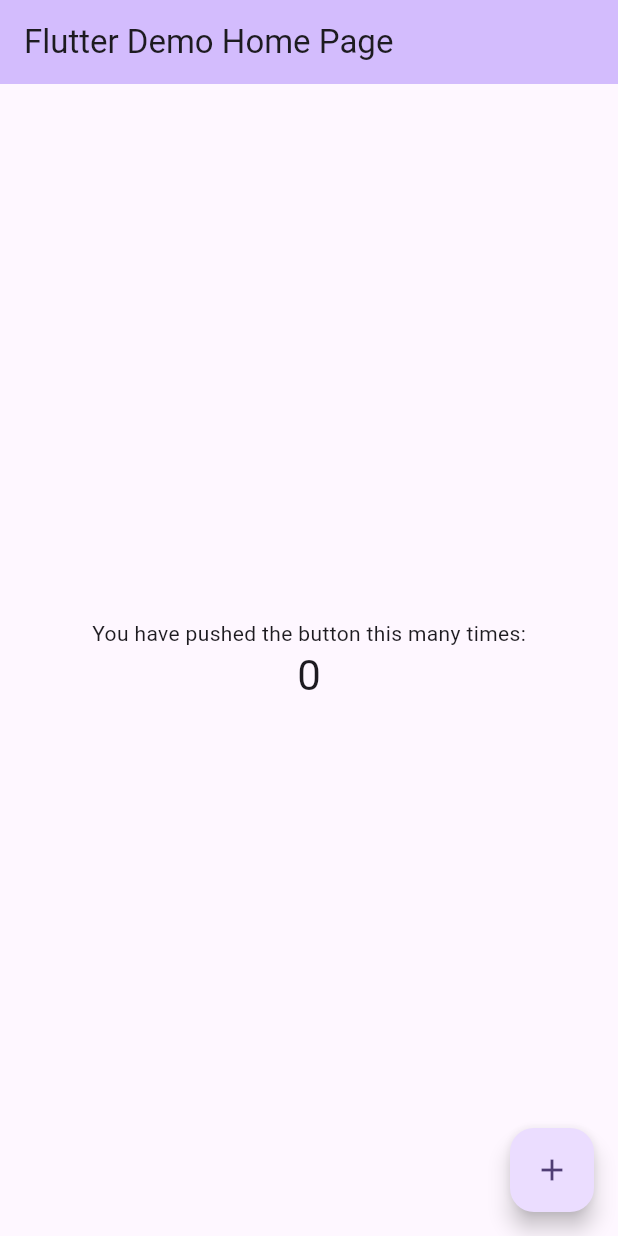
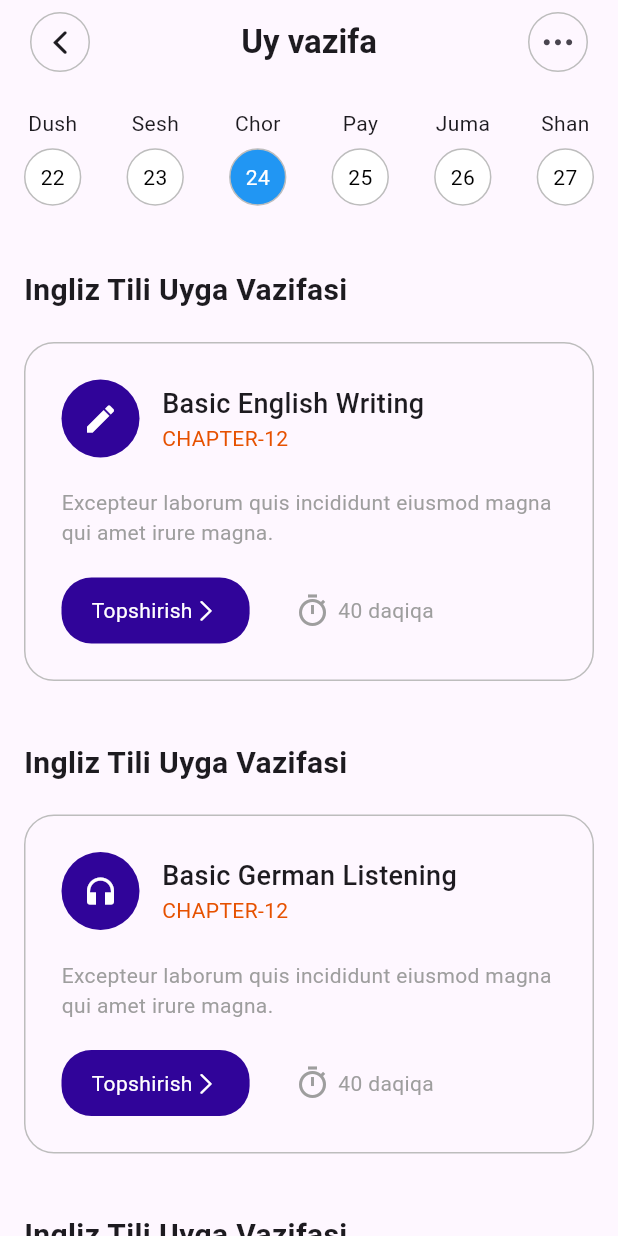
Before and after one commit to AkmaljonAbdirakhimov/course_app, a Flutter app: the screen it shows after launch, on a phone screen of 412 x 824 dp. Run offline on Flutter 3.47's test engine with Material 3 defaults, Android fonts, the phone set to English and light mode, and no system bars.

Commit message:
first commit

```diff
--- a/my_course_app/lib/main.dart
+++ b/my_course_app/lib/main.dart
@@ -1,125 +1,17 @@
 import 'package:flutter/material.dart';
 
-void main() {
-  runApp(const MyApp());
+import 'package:my_course_app/screens/homework_screen.dart';
+
+void main(List<String> args) {
+  runApp(CourseApp());
 }
 
-class MyApp extends StatelessWidget {
-  const MyApp({super.key});
-
-  // This widget is the root of your application.
+class CourseApp extends StatelessWidget {
   @override
   Widget build(BuildContext context) {
     return MaterialApp(
-      title: 'Flutter Demo',
-      theme: ThemeData(
-        // This is the theme of your application.
-        //
-        // TRY THIS: Try running your application with "flutter run". You'll see
-        // the application has a purple toolbar. Then, without quitting the app,
-        // try changing the seedColor in the colorScheme below to Colors.green
-        // and then invoke "hot reload" (save your changes or press the "hot
-        // reload" button in a Flutter-supported IDE, or press "r" if you used
-        // the command line to start the app).
-        //
-        // Notice that the counter didn't reset back to zero; the application
-        // state is not lost during the reload. To reset the state, use hot
-        // restart instead.
-        //
-        // This works for code too, not just values: Most code changes can be
-        // tested with just a hot reload.
-        colorScheme: ColorScheme.fromSeed(seedColor: Colors.deepPurple),
-        useMaterial3: true,
-      ),
-      home: const MyHomePage(title: 'Flutter Demo Home Page'),
+      debugShowCheckedModeBanner: false,
+      home: HomeWorkScreen(),
     );
   }
 }
-
-class MyHomePage extends StatefulWidget {
-  const MyHomePage({super.key, required this.title});
-
-  // This widget is the home page of your application. It is stateful, meaning
-  // that it has a State object (defined below) that contains fields that affect
-  // how it looks.
-
-  // This class is the configuration for the state. It holds the values (in this
-  // case the title) provided by the parent (in this case the App widget) and
-  // used by the build method of the State. Fields in a Widget subclass are
-  // always marked "final".
-
-  final String title;
-
-  @override
-  State<MyHomePage> createState() => _MyHomePageState();
-}
-
-class _MyHomePageState extends State<MyHomePage> {
-  int _counter = 0;
-
-  void _incrementCounter() {
-    setState(() {
-      // This call to setState tells the Flutter framework that something has
-      // changed in this State, which causes it to rerun the build method below
-      // so that the display can reflect the updated values. If we changed
-      // _counter without calling setState(), then the build method would not be
-      // called again, and so nothing would appear to happen.
-      _counter++;
-    });
-  }
-
-  @override
-  Widget build(BuildContext context) {
-    // This method is rerun every time setState is called, for instance as done
-    // by the _incrementCounter method above.
-    //
-    // The Flutter framework has been optimized to make rerunning build methods
-    // fast, so that you can just rebuild anything that needs updating rather
-    // than having to individually change instances of widgets.
-    return Scaffold(
-      appBar: AppBar(
-        // TRY THIS: Try changing the color here to a specific color (to
-        // Colors.amber, perhaps?) and trigger a hot reload to see the AppBar
-        // change color while the other colors stay the same.
-        backgroundColor: Theme.of(context).colorScheme.inversePrimary,
-        // Here we take the value from the MyHomePage object that was created by
-        // the App.build method, and use it to set our appbar title.
-        title: Text(widget.title),
-      ),
-      body: Center(
-        // Center is a layout widget. It takes a single child and positions it
-        // in the middle of the parent.
-        child: Column(
-          // Column is also a layout widget. It takes a list of children and
-          // arranges them vertically. By default, it sizes itself to fit its
-          // children horizontally, and tries to be as tall as its parent.
-          //
-          // Column has various properties to control how it sizes itself and
-          // how it positions its children. Here we use mainAxisAlignment to
-          // center the children vertically; the main axis here is the vertical
-          // axis because Columns are vertical (the cross axis would be
-          // horizontal).
-          //
-          // TRY THIS: Invoke "debug painting" (choose the "Toggle Debug Paint"
-          // action in the IDE, or press "p" in the console), to see the
-          // wireframe for each widget.
-          mainAxisAlignment: MainAxisAlignment.center,
-          children: <Widget>[
-            const Text(
-              'You have pushed the button this many times:',
-            ),
-            Text(
-              '$_counter',
-              style: Theme.of(context).textTheme.headlineMedium,
-            ),
-          ],
-        ),
-      ),
-      floatingActionButton: FloatingActionButton(
-        onPressed: _incrementCounter,
-        tooltip: 'Increment',
-        child: const Icon(Icons.add),
-      ), // This trailing comma makes auto-formatting nicer for build methods.
-    );
-  }
-}
--- /dev/null
+++ b/my_course_app/lib/screens/homework_screen.dart
@@ -0,0 +1,158 @@
+import 'package:flutter/cupertino.dart';
+import 'package:flutter/material.dart';
+import 'package:my_course_app/utils/string_extentions.dart';
+import 'package:my_course_app/widgets/homework_item.dart';
+
+class HomeWorkScreen extends StatelessWidget {
+  List<Map<String, dynamic>> days = [
+    {
+      "day": "Dush",
+      "date": "22",
+      "isSelected": false,
+    },
+    {
+      "day": "Sesh",
+      "date": "23",
+      "isSelected": false,
+    },
+    {
+      "day": "Chor",
+      "date": "24",
+      "isSelected": true,
+    },
+    {
+      "day": "Pay",
+      "date": "25",
+      "isSelected": false,
+    },
+    {
+      "day": "Juma",
+      "date": "26",
+      "isSelected": false,
+    },
+    {
+      "day": "Shan",
+      "date": "27",
+      "isSelected": false,
+    },
+  ];
+  List<Map<String, dynamic>> hometasks = [
+    {
+      "title": "Basic english writing",
+      "chapter": "chapter-12",
+      "description":
+          "Excepteur laborum quis incididunt eiusmod magna qui amet irure magna.",
+      "time": "40 min",
+      "icon": Icons.edit,
+    },
+    {
+      "title": "Basic german listening",
+      "chapter": "chapter-9",
+      "description":
+          "Excepteur laborum quis incididunt eiusmod magna qui amet irure magna.",
+      "time": "60 min",
+      "icon": Icons.headphones,
+    },
+    {
+      "title": "Basic german listening",
+      "chapter": "chapter-9",
+      "description":
+          "Excepteur laborum quis incididunt eiusmod magna qui amet irure magna.",
+      "time": "60 min",
+      "icon": Icons.headphones,
+    },
+  ];
+  Color primaryColor = Color.fromARGB(255, 48, 4, 153);
+
+  Widget calendarDay(String day, String date, bool isSelected) {
+    return Column(
+      children: [
+        Text(day),
+        const SizedBox(height: 5),
+        Container(
+          padding: const EdgeInsets.all(10),
+          decoration: BoxDecoration(
+            color: isSelected ? Colors.blue : Colors.white,
+            border: Border.all(
+              color: Colors.grey.shade400,
+            ),
+            // borderRadius: BorderRadius.circular(50),
+            shape: BoxShape.circle,
+          ),
+          child: Text(
+            date,
+            style: TextStyle(
+              color: isSelected ? Colors.white : Colors.black,
+            ),
+          ),
+        ),
+      ],
+    );
+  }
+
+  @override
+  Widget build(BuildContext context) {
+    return Scaffold(
+      appBar: AppBar(
+        leadingWidth: 80,
+        leading: IconButton(
+          onPressed: () {},
+          icon: const Icon(CupertinoIcons.back),
+          style: IconButton.styleFrom(
+            side: BorderSide(
+              color: Colors.grey.shade400,
+            ),
+          ),
+        ),
+        title: const Text(
+          "Uy vazifa",
+          style: TextStyle(
+            fontWeight: FontWeight.bold,
+          ),
+        ),
+        centerTitle: true,
+        actions: [
+          Padding(
+            padding: const EdgeInsets.only(right: 16.0),
+            child: IconButton(
+              onPressed: () {},
+              icon: const Icon(
+                CupertinoIcons.ellipsis,
+              ),
+              style: IconButton.styleFrom(
+                side: BorderSide(
+                  color: Colors.grey.shade400,
+                ),
+              ),
+            ),
+          ),
+        ],
+      ),
+      body: SingleChildScrollView(
+        child: Padding(
+          padding: const EdgeInsets.all(16.0),
+          child: Column(
+            crossAxisAlignment: CrossAxisAlignment.start,
+            children: [
+              Row(
+                mainAxisAlignment: MainAxisAlignment.spaceBetween,
+                children: [
+                  for (var day in days)
+                    calendarDay(day['day'], day['date'], day['isSelected']),
+                ],
+              ),
+              const SizedBox(height: 40),
+              for (var homework in hometasks)
+                HomeWorkItem(
+                  title: homework['title'],
+                  description: homework['description'],
+                  icon: homework['icon'],
+                  primaryColor: primaryColor,
+                ),
+            ],
+          ),
+        ),
+      ),
+    );
+  }
+}
--- /dev/null
+++ b/my_course_app/lib/utils/string_extentions.dart
@@ -0,0 +1,8 @@
+extension StringExtentions on String {
+  String capitalize() {
+    List<String> words = split(" ");
+    return words
+        .map((word) => word[0].toUpperCase() + word.substring(1).toLowerCase())
+        .join(" ");
+  }
+}
--- /dev/null
+++ b/my_course_app/lib/widgets/homework_item.dart
@@ -0,0 +1,130 @@
+import 'package:flutter/cupertino.dart';
+import 'package:flutter/material.dart';
+import 'package:flutter/widgets.dart';
+import 'package:my_course_app/utils/string_extentions.dart';
+
+class HomeWorkItem extends StatelessWidget {
+  Color primaryColor;
+  String title;
+  String description;
+  IconData icon;
+
+  HomeWorkItem({
+    required this.title,
+    required this.description,
+    required this.icon,
+    required this.primaryColor,
+  });
+
+  @override
+  Widget build(BuildContext context) {
+    return Column(
+      crossAxisAlignment: CrossAxisAlignment.start,
+      children: [
+        Text(
+          "Ingliz tili uyga vazifasi".capitalize(),
+          style: const TextStyle(
+            fontSize: 20,
+            fontWeight: FontWeight.bold,
+          ),
+        ),
+        const SizedBox(height: 20),
+        Container(
+          padding: const EdgeInsets.all(24),
+          decoration: BoxDecoration(
+            border: Border.all(color: Colors.grey.shade400),
+            borderRadius: BorderRadius.circular(20),
+          ),
+          child: Column(
+            children: [
+              Row(
+                children: [
+                  Container(
+                    padding: const EdgeInsets.all(14),
+                    decoration: BoxDecoration(
+                      color: primaryColor,
+                      shape: BoxShape.circle,
+                    ),
+                    child: Icon(
+                      icon,
+                      color: Colors.white,
+                    ),
+                  ),
+                  const SizedBox(width: 15),
+                  Column(
+                    crossAxisAlignment: CrossAxisAlignment.start,
+                    children: [
+                      Text(
+                        title.capitalize(),
+                        style: const TextStyle(
+                          fontWeight: FontWeight.w500,
+                          fontSize: 18,
+                        ),
+                      ),
+                      Text(
+                        "chapter-12".toUpperCase(),
+                        style: TextStyle(
+                          color: Colors.orange.shade900,
+                        ),
+                      ),
+                    ],
+                  )
+                ],
+              ),
+              const SizedBox(height: 20),
+              Text(
+                description,
+                style: TextStyle(
+                  color: Colors.grey.shade500,
+                ),
+              ),
+              const SizedBox(height: 20),
+              Row(
+                children: [
+                  Container(
+                    padding: const EdgeInsets.symmetric(
+                      vertical: 12,
+                      horizontal: 20,
+                    ),
+                    decoration: BoxDecoration(
+                      color: primaryColor,
+                      borderRadius: BorderRadius.circular(20),
+                    ),
+                    child: const Row(
+                      children: [
+                        Text(
+                          "Topshirish",
+                          style: TextStyle(
+                            color: Colors.white,
+                          ),
+                        ),
+                        Icon(
+                          CupertinoIcons.right_chevron,
+                          size: 18,
+                          color: Colors.white,
+                        )
+                      ],
+                    ),
+                  ),
+                  const SizedBox(width: 30),
+                  Icon(
+                    Icons.timer_outlined,
+                    color: Colors.grey.shade500,
+                  ),
+                  const SizedBox(width: 5),
+                  Text(
+                    "40 daqiqa",
+                    style: TextStyle(
+                      color: Colors.grey.shade500,
+                    ),
+                  ),
+                ],
+              ),
+            ],
+          ),
+        ),
+        const SizedBox(height: 40),
+      ],
+    );
+  }
+}
```
